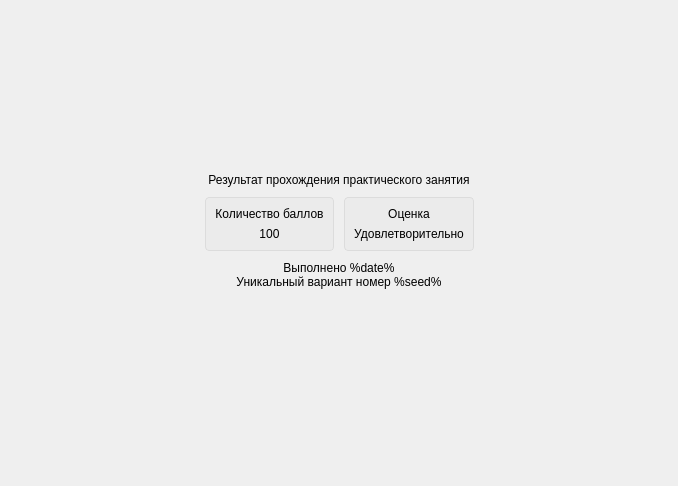
This is screen/screensummary.ui in bukhmastov/gf as Qt 5 draws it before an edit. The edited form follows.
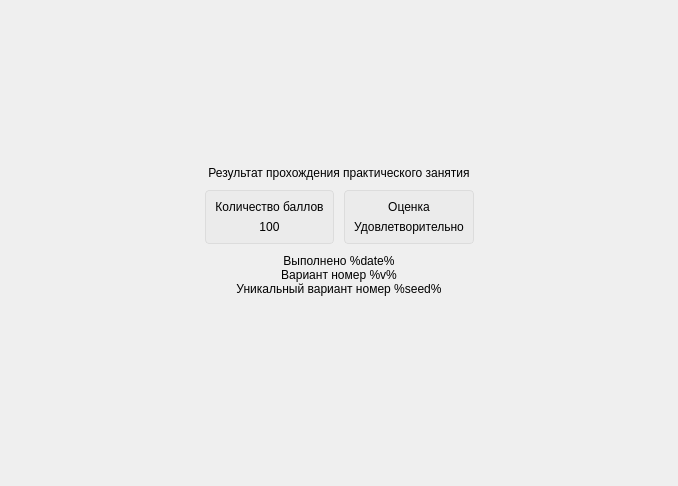
This is the edited form.

Commit message: Added ability to choose variant

```diff
--- a/screen/screensummary.ui
+++ b/screen/screensummary.ui
@@ -344,6 +344,22 @@
      </item>
     </layout>
    </item>
+   <item row="4" column="0">
+    <widget class="QLabel" name="variant">
+     <property name="toolTip">
+      <string>Аргумент для запуска</string>
+     </property>
+     <property name="styleSheet">
+      <string notr="true">font: 8pt &quot;MS Shell Dlg 2&quot;;</string>
+     </property>
+     <property name="text">
+      <string>Вариант номер %v%</string>
+     </property>
+     <property name="alignment">
+      <set>Qt::AlignCenter</set>
+     </property>
+    </widget>
+   </item>
   </layout>
  </widget>
  <resources/>
```
The commit also changes 9 other files.
